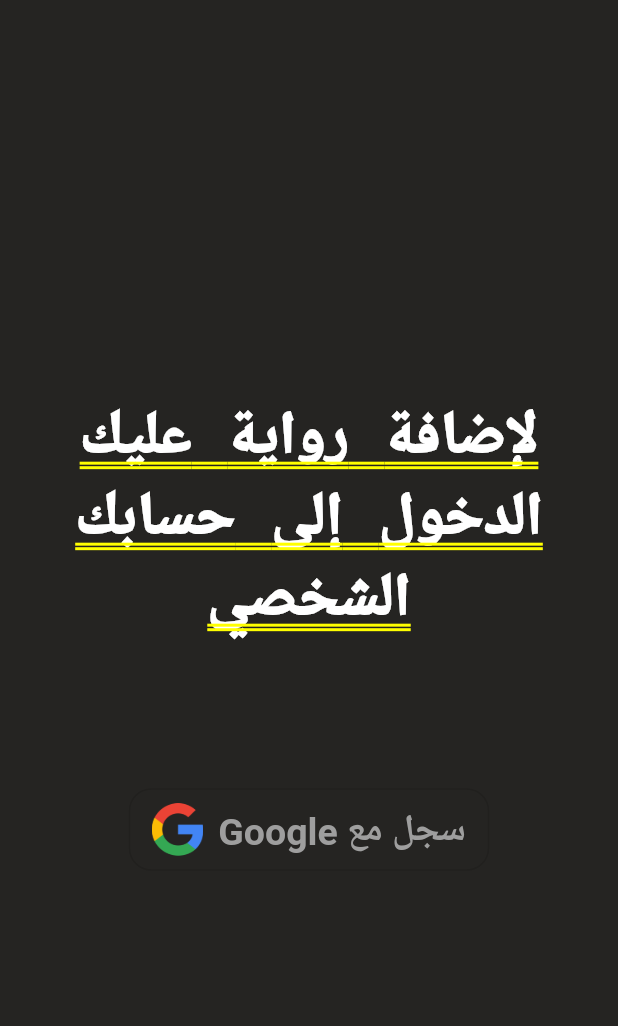
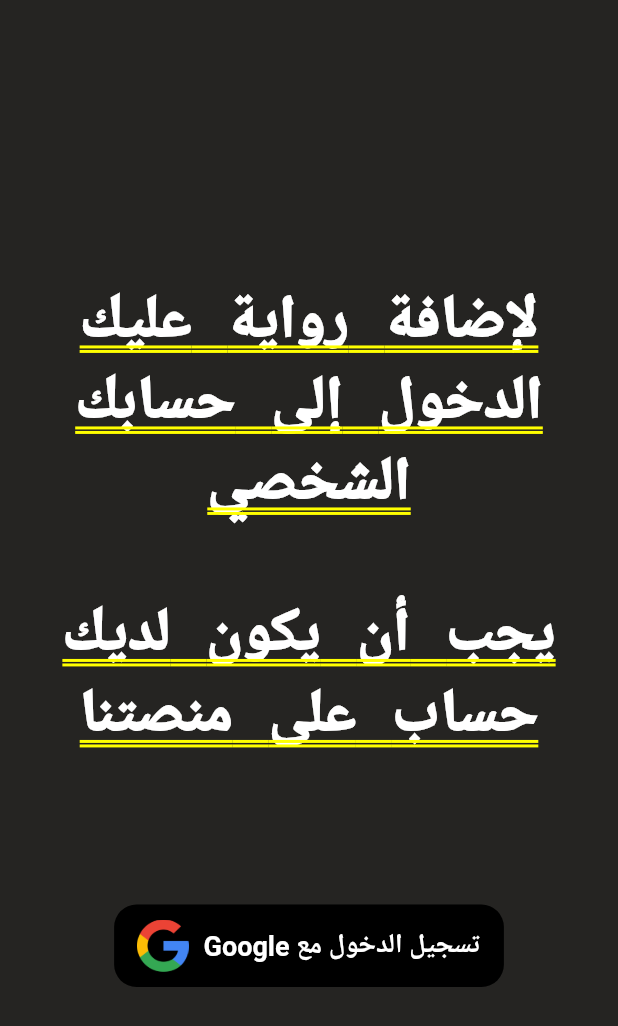
Before and after one commit to MohamadAMP/DealWithPast, a Flutter app: the Body screen opened directly, on a phone screen of 412 x 824 dp. Shown: the top 1026 px of the screen. Run offline on Flutter 3.47's test engine with Material 2 defaults, Android fonts, the light colour scheme and no system bars; our stand-ins replace carousel_slider, dio, file_picker, firebase_auth, firebase_core, flutter_easyloading and 11 more; missing offline and left inert: firebase_auth_web, firebase_core_web, flutter_email_sender, geolocator_web, google_maps_cluster_manager, google_place and 5 more; accounts and stored records are empty; network calls fail.

Commit message:
fixed login page

```diff
--- a/lib/My Stories/addStoryGuest.dart
+++ b/lib/My Stories/addStoryGuest.dart
@@ -157,10 +157,11 @@ class _BodyState extends State<Body> {
     return OutlinedButton(
         onPressed: this.click,
         style: ButtonStyle(
+          backgroundColor: MaterialStateProperty.all<Color>(Colors.black),
           shape: MaterialStateProperty.all<RoundedRectangleBorder>(
               RoundedRectangleBorder(
                   borderRadius: BorderRadius.circular(15),
-                  side: BorderSide(color: Colors.grey))),
+                  side: BorderSide(color: Colors.black))),
         ),
         child: Container(
           child: Padding(
@@ -172,8 +173,8 @@ class _BodyState extends State<Body> {
                 Padding(
                   padding: EdgeInsets.only(left: 10),
                   child: Text(
-                    'سجل مع Google',
-                    style: TextStyle(color: Colors.grey, fontSize: 25),
+                    'تسجيل الدخول مع Google',
+                    style: TextStyle(color: Colors.white, fontSize: 18),
                   ),
                 ),
                 Image(image: AssetImage('assets/google_logo.png'), height: 35),
@@ -193,11 +194,16 @@ class _BodyState extends State<Body> {
           crossAxisAlignment: CrossAxisAlignment.center,
           children: <Widget>[
             SizedBox(height: 40),
-            Center(
+            Container(
+              padding: const EdgeInsets.symmetric(horizontal: 10),
+              child: Center(
                 child: Text(
-                "لإضافة رواية عليك الدخول إلى حسابك الشخصي",
+                  "لإضافة رواية عليك الدخول إلى حسابك الشخصي" +
+                      "\n\n" +
+                      "يجب أن يكون لديك حساب على منصتنا",
                   textAlign: TextAlign.center,
                   style: TextStyle(color: Colors.white, fontSize: 40),
+                ),
               ),
             ),
             SizedBox(height: 100),
@@ -207,10 +213,12 @@ class _BodyState extends State<Body> {
             ),
             Platform.isIOS
                 ? Container(
-                    height: 60,
-                    width: 250,
+                    height: 55,
+                    width: 260,
+                    child: Directionality(
+                      textDirection: TextDirection.ltr,
                       child: SignInWithAppleButton(
-                      text: 'سجل مع Apple',
+                        text: 'Apple تسجيل الدخول مع ',
                         style: SignInWithAppleButtonStyle.black,
                         borderRadius: BorderRadius.circular(15),
                         onPressed: () async {
@@ -230,13 +238,15 @@ class _BodyState extends State<Body> {
 
                           final userCredential = await FirebaseAuth.instance
                               .signInWithCredential(oauthCredential);
-                        print(userCredential.user?.providerData[0].displayName);
+                          print(
+                              userCredential.user?.providerData[0].displayName);
                           // User user = ;
                           // print(credential.givenName);
                           // user.displayName
                           // print(credential.familyName);
                           _sending(userCredential.user);
                         },
+                      ),
                     ),
                   )
 // credential.email
```
Lines whose indentation alone changed are shown as unchanged.
